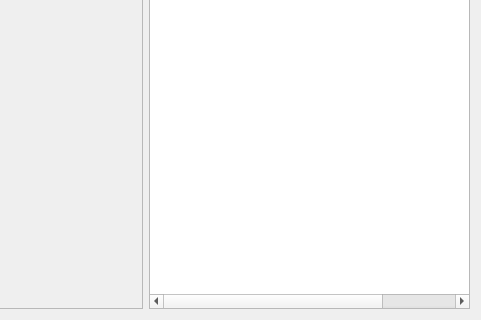
Qt form scancellcornersdialog.ui (a2583211Xing/VisualPositioner_Alter) before a commit; both pictures show x 464 to 945 and y 249 to 569 of the 945 by 569 pixel window.
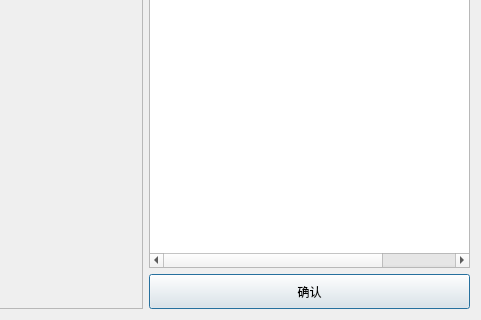
The same form after that commit. Custom widgets are drawn as their Qt base class.

```diff
--- a/scancellcornersdialog.ui
+++ b/scancellcornersdialog.ui
@@ -13,8 +13,8 @@
   <property name="windowTitle">
    <string>Dialog</string>
   </property>
-  <layout class="QHBoxLayout" name="horizontalLayout">
-   <item>
+  <layout class="QGridLayout" name="gridLayout">
+   <item row="0" column="0" rowspan="2">
     <widget class="ScrollArea" name="scrollArea">
      <property name="widgetResizable">
       <bool>true</bool>
@@ -31,7 +31,7 @@
      </widget>
     </widget>
    </item>
-   <item>
+   <item row="0" column="1">
     <widget class="QTableWidget" name="tableWidget">
      <property name="minimumSize">
       <size>
@@ -67,6 +67,19 @@
      </column>
     </widget>
    </item>
+   <item row="1" column="1">
+    <widget class="QPushButton" name="pushButton">
+     <property name="minimumSize">
+      <size>
+       <width>0</width>
+       <height>35</height>
+      </size>
+     </property>
+     <property name="text">
+      <string>确认</string>
+     </property>
+    </widget>
+   </item>
   </layout>
  </widget>
  <customwidgets>
```
Left out of the diff: 19 changed lines with no effect on the pictures.
